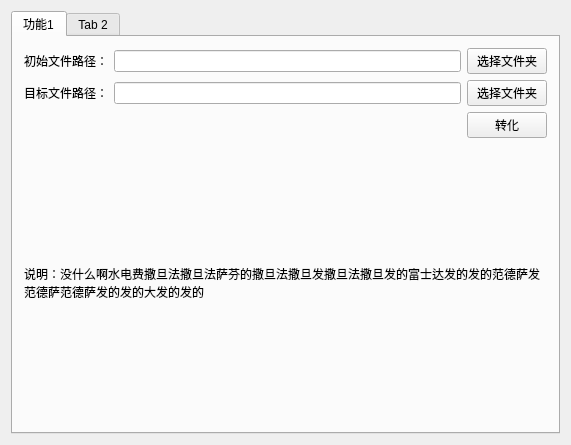
Before: the Qt Designer form widget.ui in Lyuekiller/QtStudyBySelf, drawn with Qt 5.
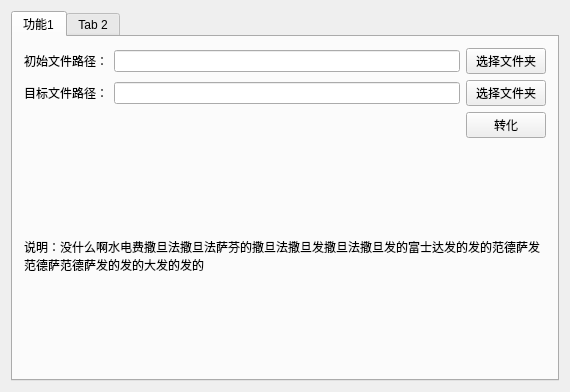
After: the same form once the commit is applied.

What changed in the file:
```diff
--- a/widget.ui
+++ b/widget.ui
@@ -6,8 +6,8 @@
    <rect>
     <x>0</x>
     <y>0</y>
-    <width>571</width>
-    <height>445</height>
+    <width>570</width>
+    <height>392</height>
    </rect>
   </property>
   <property name="windowTitle">
```
